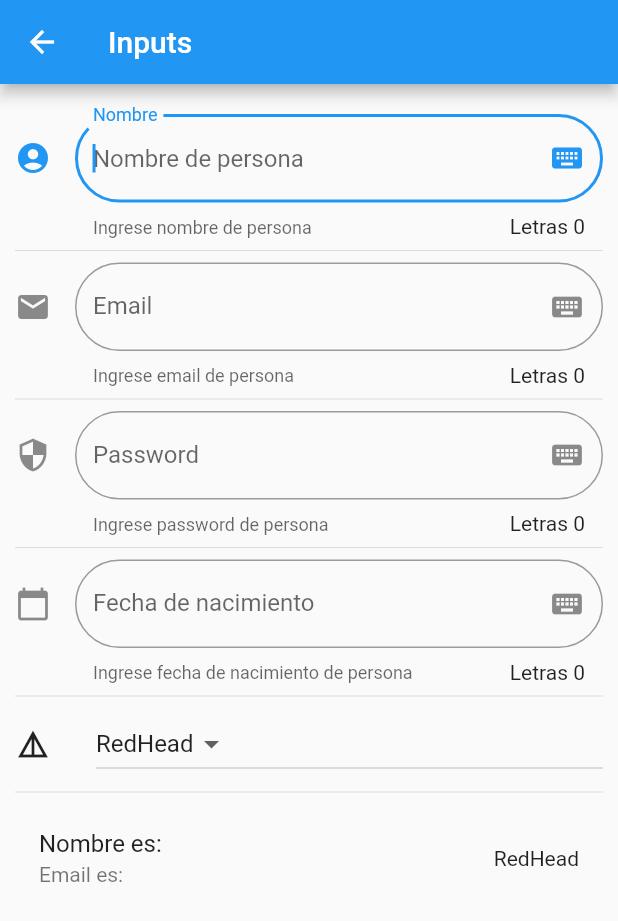
After one commit to SergioOrellanaR/FlutterLearningExcersises, a Flutter app: the InputPage screen opened by its route, on a phone screen of 412 x 824 dp. The commit adds this screen. Shown: the top 921 px of the screen. Run offline on Flutter 3.47's test engine with Material 2 defaults, Android fonts, the phone set to English and light mode, and no system bars; network calls fail.

Commit message:
Update Excercises
Update excersises

```diff
--- a/componentes/lib/src/pages/homePage.dart
+++ b/componentes/lib/src/pages/homePage.dart
@@ -1,4 +1,3 @@
-import 'package:componentes/src/pages/alertPage.dart';
 import 'package:flutter/material.dart';
 import 'package:componentes/src/utils/iconToString.dart';
 import 'package:componentes/src/providers/menuProvider.dart';
--- /dev/null
+++ b/componentes/lib/src/pages/inputsPage.dart
@@ -0,0 +1,168 @@
+import 'package:flutter/material.dart';
+import 'package:intl/intl.dart';
+
+class InputPage extends StatefulWidget {
+  @override
+  _InputPageState createState() => _InputPageState();
+}
+
+class _InputPageState extends State<InputPage> {
+  String _name = "";
+  String _email = "";
+  String _password = "";
+  String _birthdate = "";
+  List<String> _hairColor = ["RedHead", "Blonde", "Dark", "Green"];
+  String _selectedItem = "RedHead";
+
+  TextEditingController _inputFieldDateController = new TextEditingController();
+
+  @override
+  Widget build(BuildContext context) {
+    return Scaffold(
+      appBar: AppBar(title: (Text("Inputs"))),
+      body: ListView(
+        padding: EdgeInsets.symmetric(horizontal: 10.0, vertical: 20.0),
+        children: <Widget>[
+          _createInput(),
+          Divider(),
+          _createEmail(),
+          Divider(),
+          _createPassword(),
+          Divider(),
+          _createBirthdate(context),
+          Divider(),
+          _createDropdown(),
+          Divider(),
+          _createPerson(),
+        ],
+      ),
+    );
+  }
+
+  Widget _createInput() {
+    return TextField(
+      enabled: true,
+      maxLength: 50,
+      autofocus: true,
+      textCapitalization: TextCapitalization.sentences,
+      decoration: _decoration(_name, "Nombre", Icon(Icons.account_circle)),
+      onChanged: (value) {
+        setState(() {
+          _name = value;
+        });
+      },
+    );
+  }
+
+  Widget _createPerson() {
+    return ListTile(
+      title: Text("Nombre es: $_name"),
+      subtitle: Text("Email es: $_email"),
+      trailing: Text(_selectedItem),
+    );
+  }
+
+  Widget _createEmail() {
+    return TextField(
+      keyboardType: TextInputType.emailAddress,
+      enabled: true,
+      maxLength: 50,
+      decoration: _decoration(_email, "Email", Icon(Icons.email)),
+      onChanged: (value) {
+        setState(() {
+          _email = value;
+        });
+      },
+    );
+  }
+
+  Widget _createPassword() {
+    return TextField(
+        obscureText: true,
+        enabled: true,
+        maxLength: 50,
+        decoration: _decoration(_password, "Password", Icon(Icons.security)),
+        onChanged: (value) => setState(() {
+              _password = value;
+            }));
+  }
+
+  Widget _createBirthdate(BuildContext context) {
+    return TextField(
+      controller: _inputFieldDateController,
+      enableInteractiveSelection: false,
+      enabled: true,
+      maxLength: 50,
+      decoration: _decoration(
+          _birthdate, "Fecha de nacimiento", Icon(Icons.calendar_today)),
+      onTap: () {
+        FocusScope.of(context).requestFocus(new FocusNode());
+        selectDate(context);
+      },
+    );
+  }
+
+  InputDecoration _decoration(String text, String field, Icon icon) {
+    return InputDecoration(
+        counter: Text("Letras ${text.length}"),
+        hintText: "$field de persona",
+        labelText: "$field",
+        helperText: "Ingrese ${field.toLowerCase()} de persona",
+        suffixIcon: Icon(Icons.keyboard),
+        icon: icon,
+        border: OutlineInputBorder(borderRadius: BorderRadius.circular(30.0)));
+  }
+
+  void selectDate(BuildContext context) async {
+    DateTime dateTimePicker = await showDatePicker(
+        context: context,
+        initialDate: DateTime.now(),
+        firstDate: DateTime(1950, 1, 1),
+        lastDate: DateTime(2020),
+        locale: Locale("es", "CL"));
+
+    if (dateTimePicker != null) {
+      setState(() {
+        String formattedDate = DateFormat('dd-MM-yyyy').format(dateTimePicker);
+        _birthdate = formattedDate;
+        _inputFieldDateController.text = _birthdate;
+      });
+    }
+  }
+
+  Row _createDropdown() {
+    List<DropdownMenuItem<String>> values = getDdlOptions();
+
+    return Row(
+      children: <Widget>[
+        Icon(Icons.details),
+        SizedBox(
+          width: 30.0,
+        ),
+        Expanded(
+          child: DropdownButton(
+            value: _selectedItem,
+            items: values,
+            onChanged: (selectedItem) {
+              setState(() {
+                _selectedItem = selectedItem;
+              });
+            },
+          ),
+        ),
+      ],
+    );
+  }
+
+  List<DropdownMenuItem<String>> getDdlOptions() {
+    List<DropdownMenuItem<String>> list = new List();
+
+    for (String item in _hairColor) {
+      DropdownMenuItem<String> ddlItem =
+          new DropdownMenuItem(value: item, child: Text(item));
+      list.add(ddlItem);
+    }
+
+    return list;
+  }
+}
--- a/componentes/pubspec.yaml
+++ b/componentes/pubspec.yaml
@@ -19,6 +19,9 @@ environment:
 dependencies:
   flutter:
     sdk: flutter
+  flutter_localizations:
+    sdk: flutter
+  flutter_cupertino_localizations: ^1.0.1
 
   # The following adds the Cupertino Icons font to your application.
   # Use with the CupertinoIcons class for iOS style icons.
```
Also changed, not shown: componentes/data/menu_opts.json (+24 -0 lines), componentes/lib/main.dart (+12 -1 lines), componentes/lib/src/pages/animatedContainerPage.dart (added, +62 -0 lines), componentes/lib/src/pages/avatarPage.dart (+11 -9 lines), componentes/lib/src/pages/home_temp.dart (+11 -11 lines), componentes/lib/src/pages/listViewPage.dart (added, +133 -0 lines), componentes/lib/src/pages/sliderPage.dart (added, +95 -0 lines), componentes/lib/src/routes/routes.dart (+12 -4 lines), componentes/lib/src/utils/iconToString.dart (+14 -6 lines), componentes/pubspec.lock.
